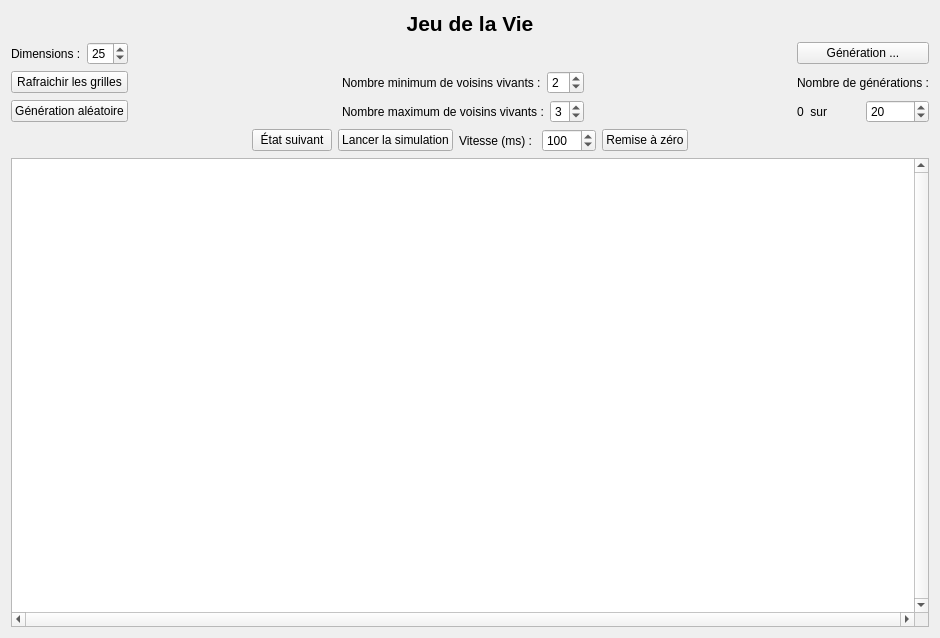
This is src/ui/golview.ui in danousna/autocell as Qt 5 draws it before an edit. The edited form follows.
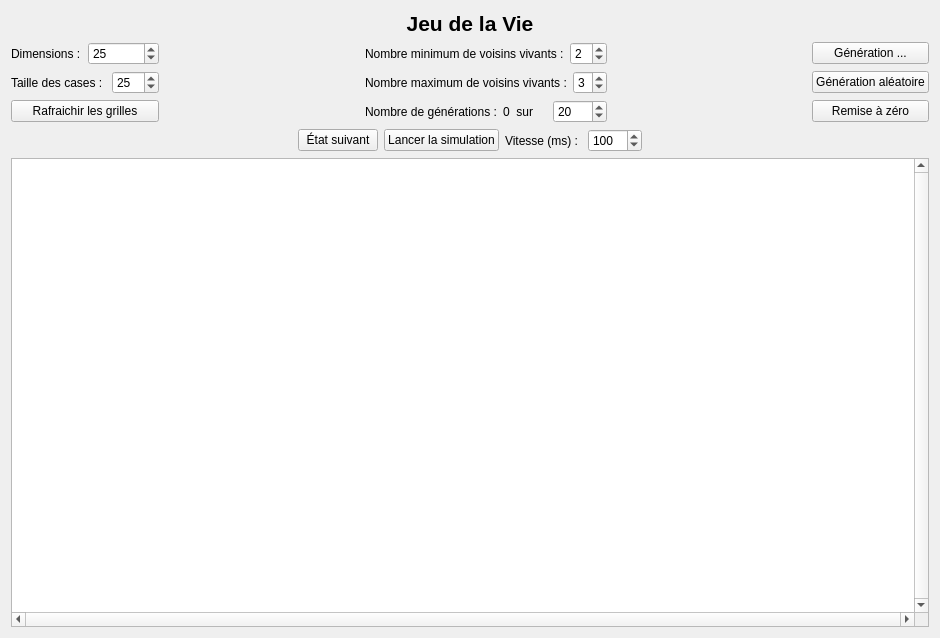
This is the edited form.

Commit message: Réglage de la taille des cellules pour WW

```diff
--- a/src/ui/golview.ui
+++ b/src/ui/golview.ui
@@ -76,59 +76,54 @@
            </item>
           </layout>
          </item>
-         <item row="2" column="4">
-          <layout class="QHBoxLayout" name="horizontalLayout_9">
+         <item row="1" column="3">
+          <spacer name="horizontalSpacer_4">
+           <property name="orientation">
+            <enum>Qt::Horizontal</enum>
+           </property>
+           <property name="sizeHint" stdset="0">
+            <size>
+             <width>40</width>
+             <height>20</height>
+            </size>
+           </property>
+          </spacer>
+         </item>
+         <item row="0" column="1">
+          <spacer name="horizontalSpacer_3">
+           <property name="orientation">
+            <enum>Qt::Horizontal</enum>
+           </property>
+           <property name="sizeHint" stdset="0">
+            <size>
+             <width>40</width>
+             <height>20</height>
+            </size>
+           </property>
+          </spacer>
+         </item>
+         <item row="0" column="2">
+          <layout class="QHBoxLayout" name="horizontalLayout_3">
            <item>
-            <widget class="QLabel" name="stepsLabel">
+            <widget class="QLabel" name="label_3">
              <property name="text">
-              <string>0  sur</string>
+              <string>Nombre minimum de voisins vivants :</string>
              </property>
             </widget>
            </item>
            <item>
-            <widget class="QSpinBox" name="inputSteps">
-             <property name="minimum">
-              <number>1</number>
-             </property>
+            <widget class="QSpinBox" name="inputVoisinsMin">
              <property name="maximum">
-              <number>2000</number>
+              <number>8</number>
              </property>
              <property name="value">
-              <number>20</number>
+              <number>2</number>
              </property>
             </widget>
            </item>
           </layout>
          </item>
-         <item row="1" column="4">
-          <widget class="QLabel" name="label_5">
-           <property name="text">
-            <string>Nombre de générations :</string>
-           </property>
-          </widget>
-         </item>
          <item row="1" column="2">
-           <layout class="QHBoxLayout" name="horizontalLayout_3">
-             <item>
-               <widget class="QLabel" name="label_3">
-                 <property name="text">
-                   <string>Nombre minimum de voisins vivants :</string>
-                 </property>
-               </widget>
-             </item>
-             <item>
-               <widget class="QSpinBox" name="inputVoisinsMin">
-                 <property name="maximum">
-                   <number>8</number>
-                 </property>
-                 <property name="value">
-                   <number>2</number>
-                 </property>
-               </widget>
-             </item>
-           </layout>
-         </item>
-         <item row="2" column="2">
           <layout class="QHBoxLayout" name="horizontalLayout_7">
            <item>
             <widget class="QLabel" name="label_4">
@@ -149,33 +144,38 @@
            </item>
           </layout>
          </item>
-         <item row="1" column="3">
-          <spacer name="horizontalSpacer_4">
-           <property name="orientation">
-            <enum>Qt::Horizontal</enum>
+         <item row="1" column="4">
+          <widget class="QPushButton" name="btnGenRandom">
+           <property name="text">
+            <string>Génération aléatoire</string>
            </property>
-           <property name="sizeHint" stdset="0">
-            <size>
-             <width>40</width>
-             <height>20</height>
-            </size>
-           </property>
-          </spacer>
-         </item>
-         <item row="0" column="1">
-          <spacer name="horizontalSpacer_3">
-           <property name="orientation">
-            <enum>Qt::Horizontal</enum>
-           </property>
-           <property name="sizeHint" stdset="0">
-            <size>
-             <width>40</width>
-             <height>20</height>
-            </size>
-           </property>
-          </spacer>
+          </widget>
          </item>
          <item row="1" column="0">
+          <layout class="QHBoxLayout" name="horizontalLayout_2">
+           <item>
+            <widget class="QLabel" name="label_6">
+             <property name="text">
+              <string>Taille des cases : </string>
+             </property>
+            </widget>
+           </item>
+           <item>
+            <widget class="QSpinBox" name="inputTailleCell">
+             <property name="minimum">
+              <number>1</number>
+             </property>
+             <property name="maximum">
+              <number>100</number>
+             </property>
+             <property name="value">
+              <number>25</number>
+             </property>
+            </widget>
+           </item>
+          </layout>
+         </item>
+         <item row="2" column="0">
           <widget class="QPushButton" name="btnRefreshTaille">
            <property name="enabled">
             <bool>true</bool>
@@ -188,10 +188,41 @@
            </property>
           </widget>
          </item>
-         <item row="2" column="0">
-          <widget class="QPushButton" name="btnGenRandom">
+         <item row="2" column="2">
+          <layout class="QHBoxLayout" name="horizontalLayout_9">
+           <item>
+            <widget class="QLabel" name="label_5">
+             <property name="text">
+              <string>Nombre de générations :</string>
+             </property>
+            </widget>
+           </item>
+           <item>
+            <widget class="QLabel" name="stepsLabel">
+             <property name="text">
+              <string>0  sur</string>
+             </property>
+            </widget>
+           </item>
+           <item>
+            <widget class="QSpinBox" name="inputSteps">
+             <property name="minimum">
+              <number>1</number>
+             </property>
+             <property name="maximum">
+              <number>2000</number>
+             </property>
+             <property name="value">
+              <number>20</number>
+             </property>
+            </widget>
+           </item>
+          </layout>
+         </item>
+         <item row="2" column="4">
+          <widget class="QPushButton" name="btnReset">
            <property name="text">
-            <string>Génération aléatoire</string>
+            <string>Remise à zéro</string>
            </property>
           </widget>
          </item>
@@ -256,13 +287,6 @@
            </item>
           </layout>
          </item>
-         <item>
-          <widget class="QPushButton" name="btnReset">
-           <property name="text">
-            <string>Remise à zéro</string>
-           </property>
-          </widget>
-         </item>
          <item>
           <spacer name="horizontalSpacer_2">
            <property name="orientation">
```
The commit also changes 8 other files.
